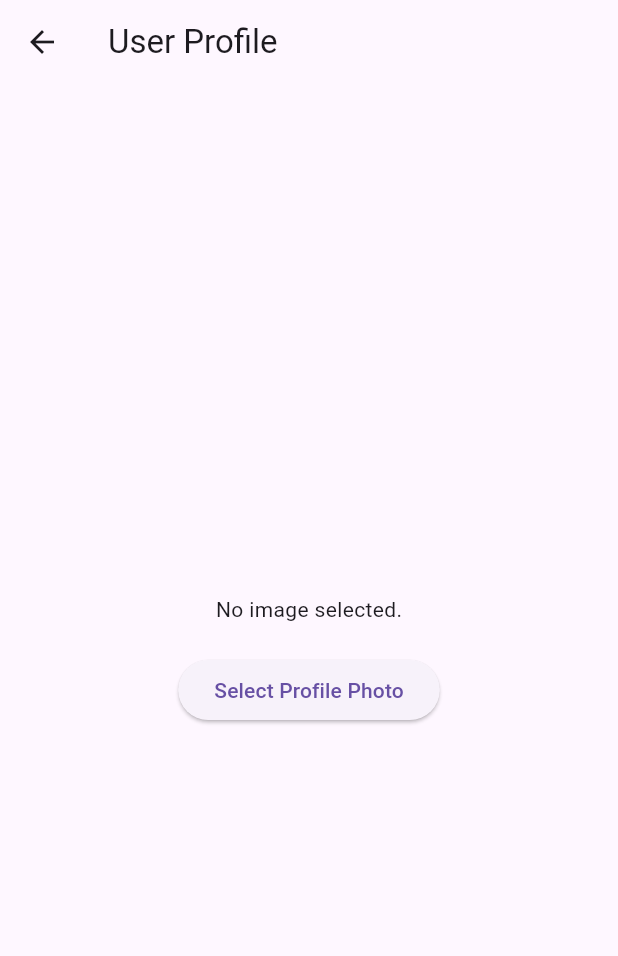
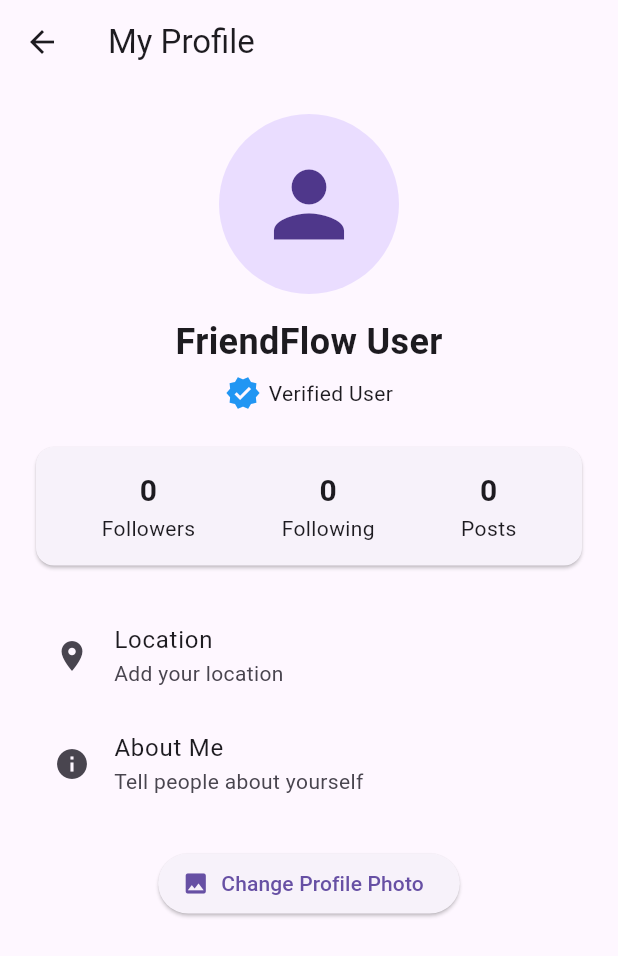
Before and after one commit to friendflow/friendflow-mvp, a Flutter app: the ProfileScreen screen opened directly, on a phone screen of 412 x 824 dp. Shown: the top 956 px of the screen. Run offline on Flutter 3.47's test engine with Material 3 defaults, Android fonts, the phone set to English and light mode, and no system bars; our stand-ins replace image_picker.

Commit message:
Improve profile screen design and user information

```diff
--- a/lib/app/ui/screens/profile_screen.dart
+++ b/lib/app/ui/screens/profile_screen.dart
@@ -3,46 +3,239 @@ import 'package:flutter/material.dart';
 import 'package:image_picker/image_picker.dart';
 
 class ProfileScreen extends StatefulWidget {
+  const ProfileScreen({Key? key}) : super(key: key);
+
   @override
-  _ProfileScreenState createState() => _ProfileScreenState();
+  State<ProfileScreen> createState() => _ProfileScreenState();
 }
 
 class _ProfileScreenState extends State<ProfileScreen> {
+
   File? _image;
 
   Future<void> _pickImage() async {
+
     final pickedFile =
-        await ImagePicker().pickImage(source: ImageSource.gallery);
+        await ImagePicker().pickImage(
+          source: ImageSource.gallery,
+        );
 
     if (pickedFile != null) {
+
       setState(() {
         _image = File(pickedFile.path);
       });
+
     }
   }
 
+
   @override
   Widget build(BuildContext context) {
+
     return Scaffold(
-      appBar: AppBar(title: Text('User Profile')),
-      body: Center(
+
+      appBar: AppBar(
+        title: const Text(
+          'My Profile',
+        ),
+      ),
+
+
+      body: SingleChildScrollView(
+
+        padding: const EdgeInsets.all(20),
+
         child: Column(
-          mainAxisAlignment: MainAxisAlignment.center,
+
           children: [
-            _image == null
-                ? const Text("No image selected.")
-                : CircleAvatar(
-                    radius: 60,
-                    backgroundImage: FileImage(_image!),
-                  ),
+
+            GestureDetector(
+
+              onTap: _pickImage,
+
+              child: CircleAvatar(
+
+                radius: 60,
+
+                backgroundImage:
+                    _image != null
+                    ? FileImage(_image!)
+                    : null,
+
+                child: _image == null
+                    ? const Icon(
+                        Icons.person,
+                        size: 70,
+                      )
+                    : null,
+              ),
+            ),
+
+
+            const SizedBox(height: 15),
+
+
+            const Text(
+              'FriendFlow User',
+              style: TextStyle(
+                fontSize: 24,
+                fontWeight: FontWeight.bold,
+              ),
+            ),
+
+
+            const SizedBox(height: 5),
+
+
+            Row(
+              mainAxisAlignment:
+                  MainAxisAlignment.center,
+
+              children: const [
+
+                Icon(
+                  Icons.verified,
+                  color: Colors.blue,
+                ),
+
+                SizedBox(width: 5),
+
+                Text(
+                  'Verified User',
+                ),
+              ],
+            ),
+
+
             const SizedBox(height: 20),
-            ElevatedButton(
+
+
+            Card(
+
+              child: Padding(
+
+                padding:
+                    const EdgeInsets.all(15),
+
+                child: Row(
+
+                  mainAxisAlignment:
+                      MainAxisAlignment.spaceAround,
+
+                  children: const [
+
+                    _ProfileStat(
+                      title: 'Followers',
+                      value: '0',
+                    ),
+
+                    _ProfileStat(
+                      title: 'Following',
+                      value: '0',
+                    ),
+
+                    _ProfileStat(
+                      title: 'Posts',
+                      value: '0',
+                    ),
+
+                  ],
+                ),
+              ),
+            ),
+
+
+            const SizedBox(height: 20),
+
+
+            const ListTile(
+              leading: Icon(Icons.location_on),
+              title: Text(
+                'Location',
+              ),
+              subtitle: Text(
+                'Add your location',
+              ),
+            ),
+
+
+            const ListTile(
+              leading: Icon(Icons.info),
+              title: Text(
+                'About Me',
+              ),
+              subtitle: Text(
+                'Tell people about yourself',
+              ),
+            ),
+
+
+            const SizedBox(height: 20),
+
+
+            ElevatedButton.icon(
+
               onPressed: _pickImage,
-              child: const Text("Select Profile Photo"),
+
+              icon: const Icon(
+                Icons.photo,
+              ),
+
+              label: const Text(
+                'Change Profile Photo',
+              ),
             ),
+
+
           ],
         ),
       ),
     );
   }
 }
+
+
+
+class _ProfileStat extends StatelessWidget {
+
+  final String title;
+  final String value;
+
+
+  const _ProfileStat({
+
+    required this.title,
+    required this.value,
+
+  });
+
+
+  @override
+  Widget build(BuildContext context) {
+
+    return Column(
+
+      children: [
+
+        Text(
+
+          value,
+
+          style: const TextStyle(
+
+            fontSize: 20,
+
+            fontWeight:
+                FontWeight.bold,
+
+          ),
+        ),
+
+
+        Text(title),
+
+      ],
+    );
+  }
+}
```
